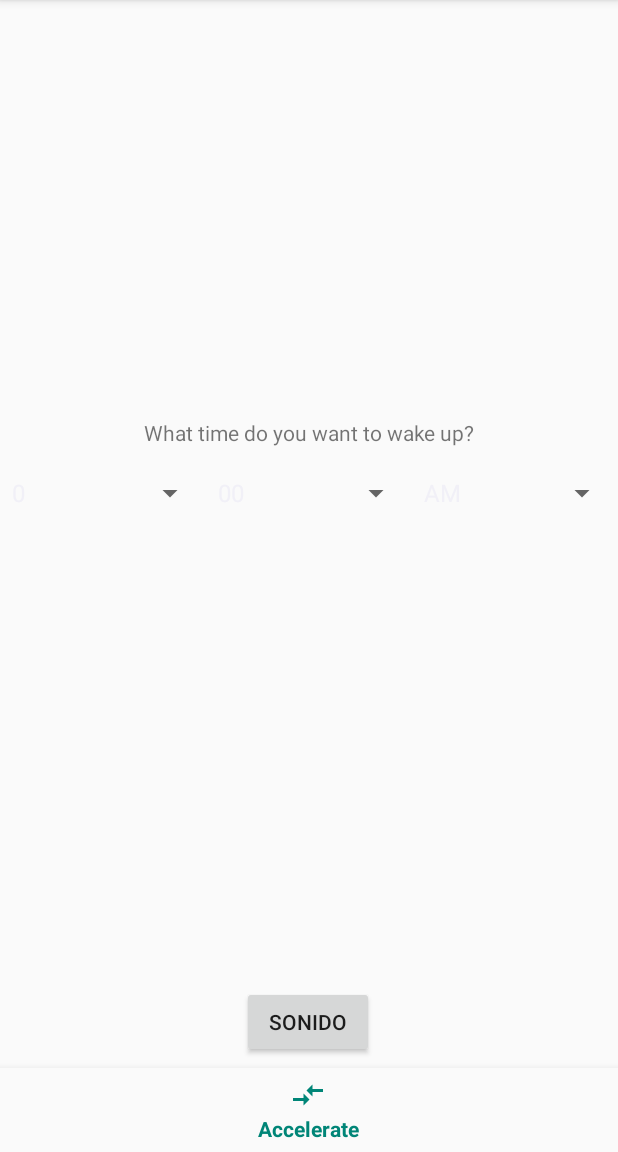
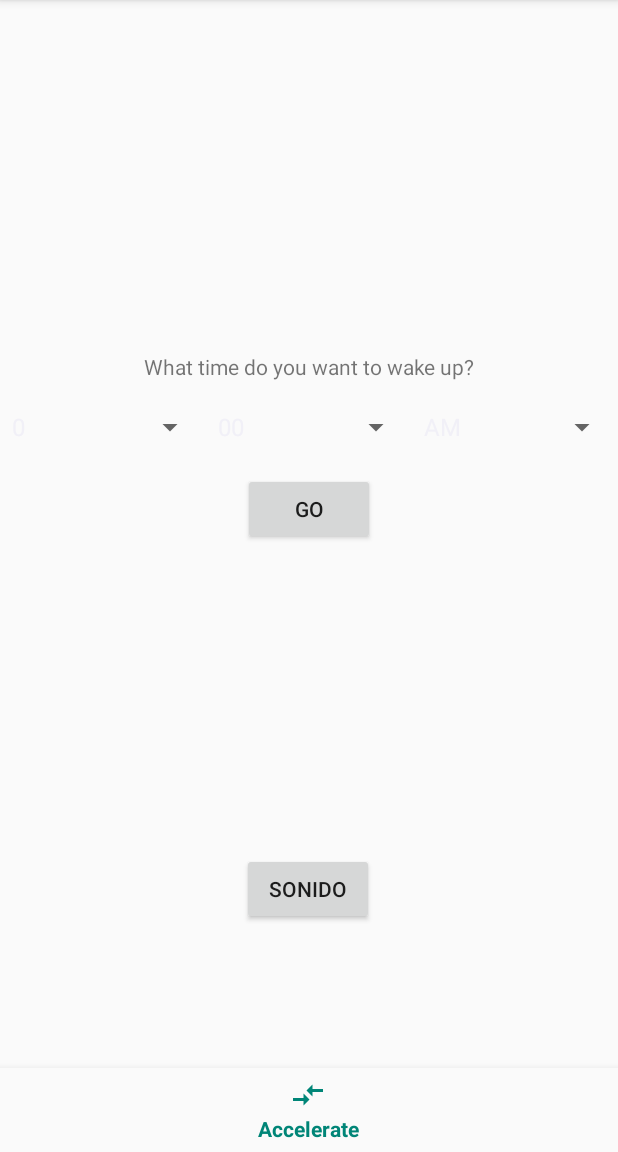
Before and after one commit to jlim10343/sleeping, an Android app: the screen it shows after launch (MainActivity), on a phone screen of 412 x 824 dp, the part 84-1236 px from its top. Run offline under Robolectric (Android 15) with nearby library versions, the light colour scheme and no system bars.

Commit message:
made go button open a new page where the alarm and accelerometer logic will go

```diff
--- a/app/src/main/AndroidManifest.xml
+++ b/app/src/main/AndroidManifest.xml
@@ -16,6 +16,7 @@
                 <category android:name="android.intent.category.LAUNCHER" />
             </intent-filter>
         </activity>
+        <activity android:name=".AppActive" />
     </application>
 
 </manifest>
--- a/app/src/main/java/com/example/sleep_better/MainActivity.java
+++ b/app/src/main/java/com/example/sleep_better/MainActivity.java
@@ -1,5 +1,6 @@
 package com.example.sleep_better;
 
+import android.content.Intent;
 import android.content.SharedPreferences;
 import android.media.MediaPlayer;
 import android.support.annotation.NonNull;
@@ -10,6 +11,7 @@ import android.support.design.widget.BottomNavigationView;
 import android.view.MenuItem;
 import android.view.View;
 import android.widget.ArrayAdapter;
+import android.widget.Button;
 import android.widget.Spinner;
 import android.widget.Toast;
 
@@ -54,6 +56,15 @@ public class MainActivity extends AppCompatActivity {
         min.setAdapter(adapter2);
         amPm.setAdapter(adapter3);
 
+        Button go = findViewById(R.id.go_button);
+        go.setOnClickListener(new View.OnClickListener() {
+            @Override
+            public void onClick(View v) {
+                Intent intent = new Intent(getBaseContext(), AppActive.class);
+                startActivity(intent);
+            }
+        });
+
         BottomNavigationView bottomNav = findViewById(R.id.bottom_navigation);
         bottomNav.setOnNavigationItemSelectedListener(navListener);
     }
@@ -91,7 +102,7 @@ public class MainActivity extends AppCompatActivity {
     @Override
     protected void onPause() {
         super.onPause();
-        audio.release();
+        if(audio != null) audio.release();
     }
 
     private void stopPlayer()
--- a/app/src/main/res/layout/activity_main.xml
+++ b/app/src/main/res/layout/activity_main.xml
@@ -62,6 +62,7 @@
                 android:layout_width="match_parent"
                 android:layout_height="match_parent"
                 android:layout_weight="1" />
+
         </LinearLayout>
 
         <Button
@@ -76,7 +77,17 @@
             app:layout_constraintHorizontal_bias="0.498"
             app:layout_constraintStart_toStartOf="parent"
             app:layout_constraintTop_toTopOf="parent"
-            app:layout_constraintVertical_bias="0.815" />
+            app:layout_constraintVertical_bias="0.554" />
+
+        <Button
+            android:id="@+id/go_button"
+            android:layout_width="wrap_content"
+            android:layout_height="wrap_content"
+            android:text="Go"
+            app:layout_constraintEnd_toEndOf="parent"
+            app:layout_constraintHorizontal_bias="0.5"
+            app:layout_constraintStart_toStartOf="parent"
+            app:layout_constraintTop_toBottomOf="@+id/linearLayout" />
     </android.support.constraint.ConstraintLayout>
 
 </RelativeLayout>
--- /dev/null
+++ b/app/src/main/res/layout/app_active.xml
@@ -0,0 +1,6 @@
+<?xml version="1.0" encoding="utf-8"?>
+<android.support.constraint.ConstraintLayout
+    xmlns:android="http://schemas.android.com/apk/res/android" android:layout_width="match_parent"
+    android:layout_height="match_parent">
+
+</android.support.constraint.ConstraintLayout>
--- /dev/null
+++ b/app/src/main/res/layout/empty.xml
@@ -0,0 +1,6 @@
+<?xml version="1.0" encoding="utf-8"?>
+<android.support.constraint.ConstraintLayout
+    xmlns:android="http://schemas.android.com/apk/res/android" android:layout_width="match_parent"
+    android:layout_height="match_parent">
+
+</android.support.constraint.ConstraintLayout>
```
Also changed, not shown: app/src/main/java/com/example/sleep_better/AppActive.java (added, +12 -0 lines).
